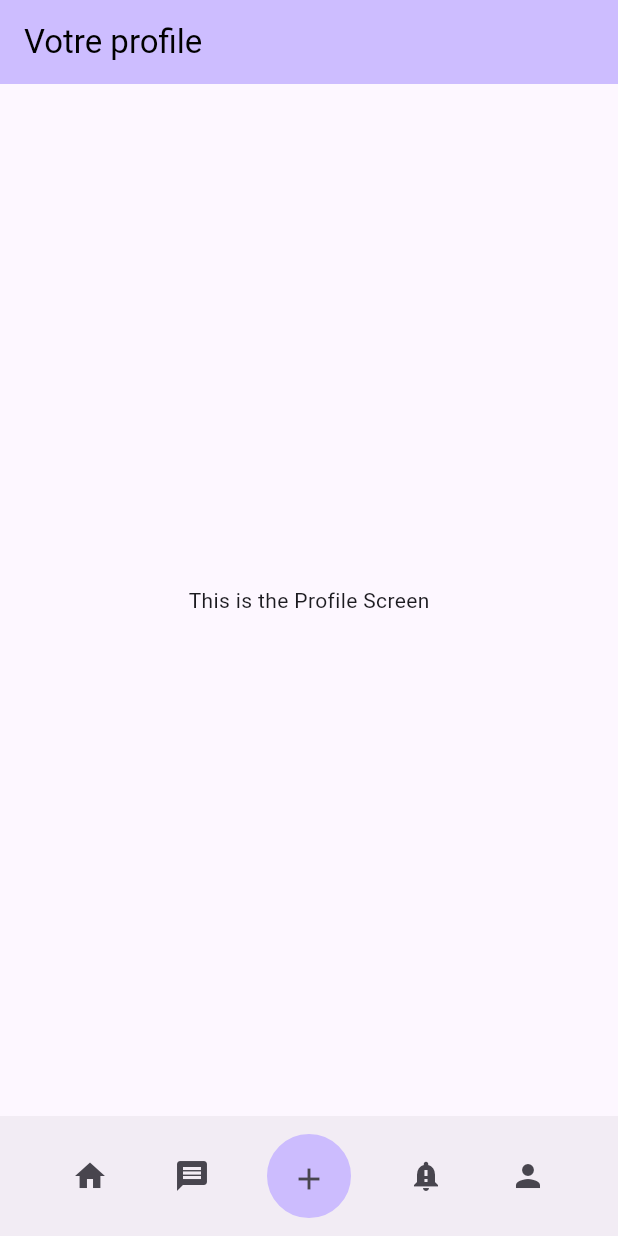
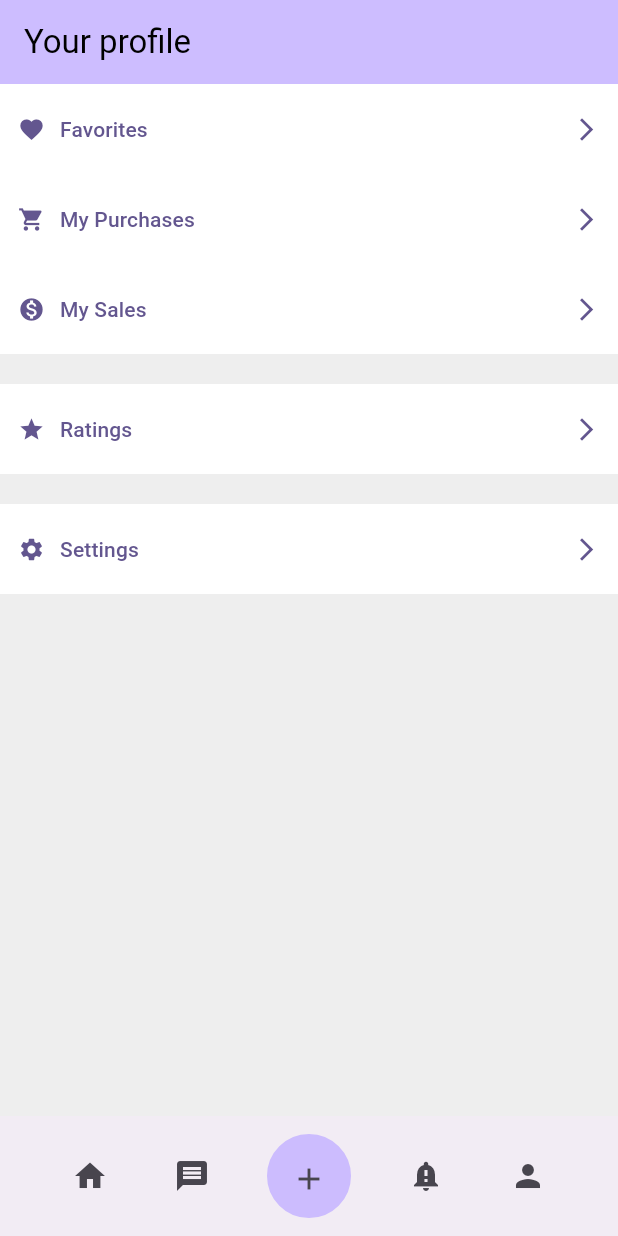
Before and after one commit to SamPatatoz/Projet.Flutter.import_export, a Flutter app: the ProfileScreen screen opened directly, on a phone screen of 412 x 824 dp. Run offline on Flutter 3.47's test engine with Material 2 defaults, Android fonts, the phone set to English and light mode, and no system bars.

Commit message:
Création des fichiers pour la structure de l'interface "Profile". Et création de l'interface "Profile".

```diff
--- a/lib/add.dart
+++ b/lib/add.dart
@@ -47,7 +47,7 @@ class AddScreen extends StatelessWidget {
             IconButton(
               icon: const Icon(Icons.home),
               onPressed: () {
-                MyApp.navigatorKey.currentState?.popUntil((route) => route.isFirst);
+                Navigator.of(context).popUntil((route) => route.isFirst);
               },
             ),
             IconButton(
--- a/lib/profile.dart
+++ b/lib/profile.dart
@@ -1,9 +1,4 @@
 import 'package:flutter/material.dart';
-
-import 'main.dart';
-import 'message.dart';
-import 'notification.dart';
-import 'add.dart';
 import 'navigation.dart';
 
 class ProfileScreen extends StatelessWidget {
@@ -12,29 +7,32 @@ class ProfileScreen extends StatelessWidget {
   @override
   Widget build(BuildContext context) {
     Color pastelPurple = const Color.fromRGBO(204, 188, 254, 1.0);
+    Color metallicGrey = Colors.grey[200]!;
 
     return Scaffold(
       appBar: AppBar(
         backgroundColor: Theme.of(context).colorScheme.inversePrimary,
-        // Supprimer le code du champ de recherche
         title: const Text(
-          'Votre profile',
+          'Your profile',
           style: TextStyle(
             color: Colors.black,
-
-
           ),
         ),
         automaticallyImplyLeading: false,
-
       ),
-      body: const Center(
-        child: Column(
-          mainAxisAlignment: MainAxisAlignment.center,
+      body: Container(
+        color: metallicGrey,
+        child: ListView(
           children: <Widget>[
-            Text(
-              'This is the Profile Screen',
-            ),
+            buildButtonWithIcon(Icons.favorite, 'Favorites', context),
+            buildButtonWithIcon(Icons.shopping_cart, 'My Purchases', context),
+            buildButtonWithIcon(Icons.monetization_on, 'My Sales', context),
+            SizedBox(height: 10),
+            SizedBox(height: 10),
+            buildButtonWithIcon(Icons.star, 'Ratings', context),
+            SizedBox(height: 10),
+            SizedBox(height: 10),
+            buildButtonWithIcon(Icons.settings, 'Settings', context),
           ],
         ),
       ),
@@ -77,13 +75,39 @@ class ProfileScreen extends StatelessWidget {
             ),
             IconButton(
               icon: const Icon(Icons.person),
-              onPressed: () {
-
-              },
+              onPressed: () {},
             ),
           ],
         ),
       ),
     );
   }
+
+  Widget buildButtonWithIcon(IconData iconData, String text, BuildContext context) {
+    return TextButton(
+      onPressed: () {
+        // Action pour le bouton
+      },
+      style: TextButton.styleFrom(
+        shape: RoundedRectangleBorder(
+          borderRadius: BorderRadius.circular(0),
+        ),
+        backgroundColor: Colors.white, // Couleur du fond du bouton
+        minimumSize: Size(double.infinity, 60), // Taille du bouton
+      ),
+      child: Row(
+        mainAxisAlignment: MainAxisAlignment.spaceBetween,
+        children: <Widget>[
+          Row(
+            children: <Widget>[
+              Icon(iconData),
+              SizedBox(width: 10),
+              Text(text),
+            ],
+          ),
+          Icon(Icons.arrow_forward_ios),
+        ],
+      ),
+    );
+  }
 }
```
Also changed, not shown: lib/profile_section/favorites.dart (added), lib/profile_section/my_purchases.dart (added), lib/profile_section/my_sales.dart (added), lib/profile_section/ratings.dart (added).
